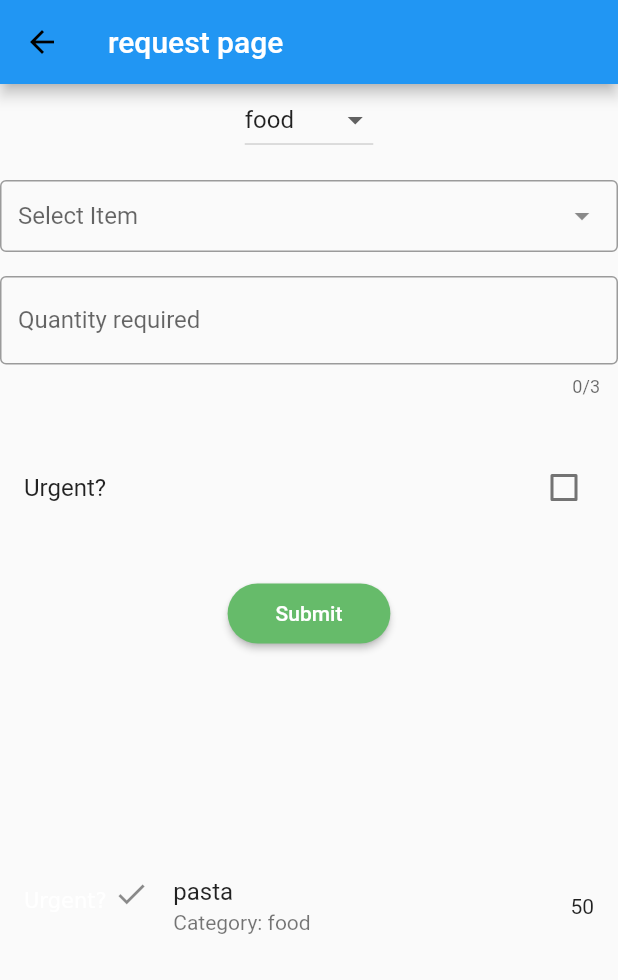
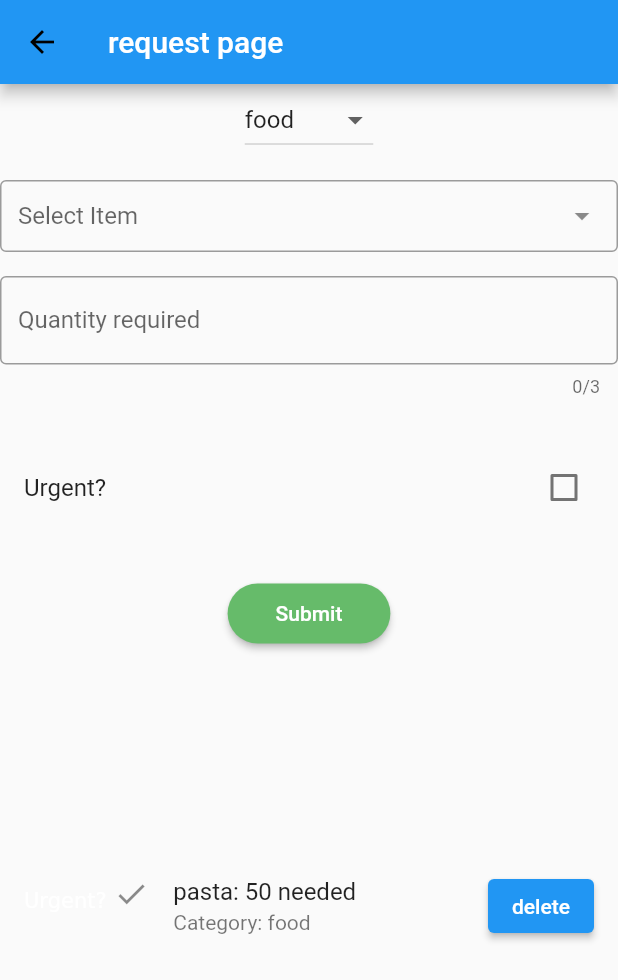
Before and after one commit to Bunksly/frontend-project, a Flutter app: the screen it shows after launch, after a tap on "Request Items", on a phone screen of 412 x 824 dp. Shown: the top 980 px of the screen. Run offline on Flutter 3.47's test engine with Material 2 defaults, Android fonts, the light colour scheme and no system bars; drawn by our look-alikes of dropdown_search; our stand-ins replace google_maps_flutter; network calls fail.

Commit message:
added delete button not yet functional

```diff
--- a/lib/profile_page.dart
+++ b/lib/profile_page.dart
@@ -66,16 +66,19 @@ class _ProfilePageState extends State<ProfilePage> {
                     return ListTile(
                       leading: RichText(
                           text: TextSpan(children: [
-                        TextSpan(text: "Urgent? "),
+                        TextSpan(text: "Urgent?\n "),
                         WidgetSpan(child: urgentIcon(needList[i]["isUrgent"]))
                       ])),
-                      title: Text(needList[i]["itemName"]),
+                      title: Text(needList[i]["itemName"] + ": "+needList[i]["quantityRequired"].toString()+" needed"),
                       subtitle:
                           Text("Category: " + needList[i]["categoryName"]),
-                      trailing:
-                          Text(needList[i]["quantityRequired"].toString()),
+                    //  trailing:
+
+
+
                     );
-                  }))
+                  })
+                  )
         ]));
   }
 
--- a/lib/request_page.dart
+++ b/lib/request_page.dart
@@ -85,21 +85,24 @@ class _MainPageState extends State<MainPage> {
                   buildSubmit(),
                 ],
               ),
-            )),
+            )
+            ),
         Expanded(
           child: ListView.builder(
+
+
               itemCount: widget.list.length,
               itemBuilder: (context, i) {
-                return ListTile(
+               return ListTile(
                   leading: RichText(
                       text: TextSpan(children: [
                     TextSpan(text: "Urgent? "),
                     WidgetSpan(child: urgentIcon(widget.list[i]["isUrgent"]))
                   ])
                   ),
-                  title: Text(widget.list[i]["itemName"]),
+                  title: Text(widget.list[i]["itemName"] + ": "+widget.list[i]["quantityRequired"].toString()+" needed"),
                   subtitle: Text("Category: " + widget.list[i]["categoryName"]),
-                  trailing: Text(widget.list[i]["quantityRequired"].toString()),
+                  trailing: ElevatedButton(child: Text("delete") ,onPressed: (){}),
                 );
               }),
         )
```
